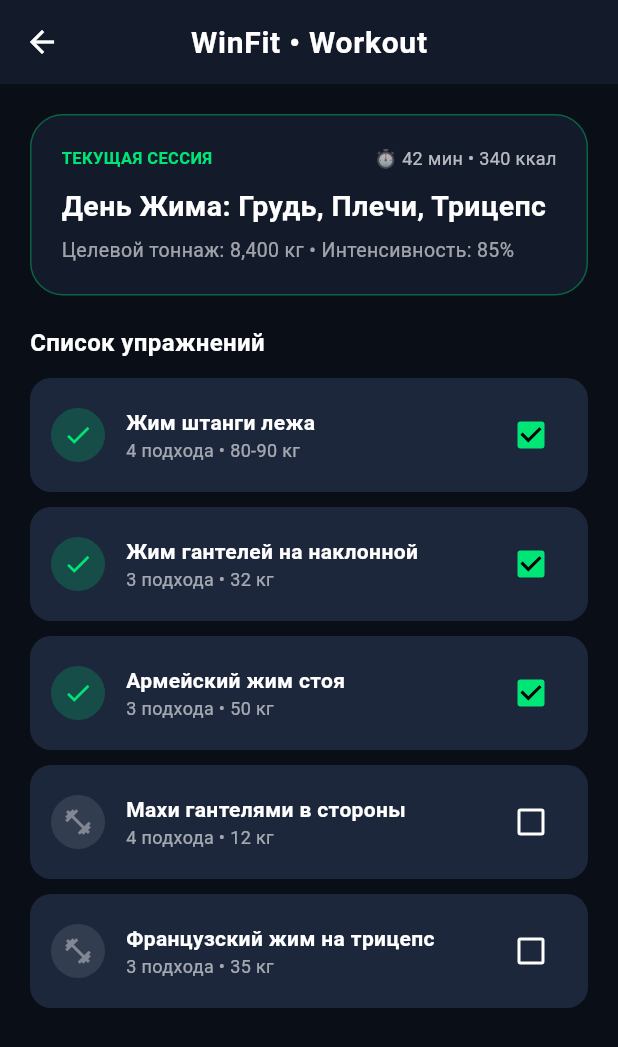
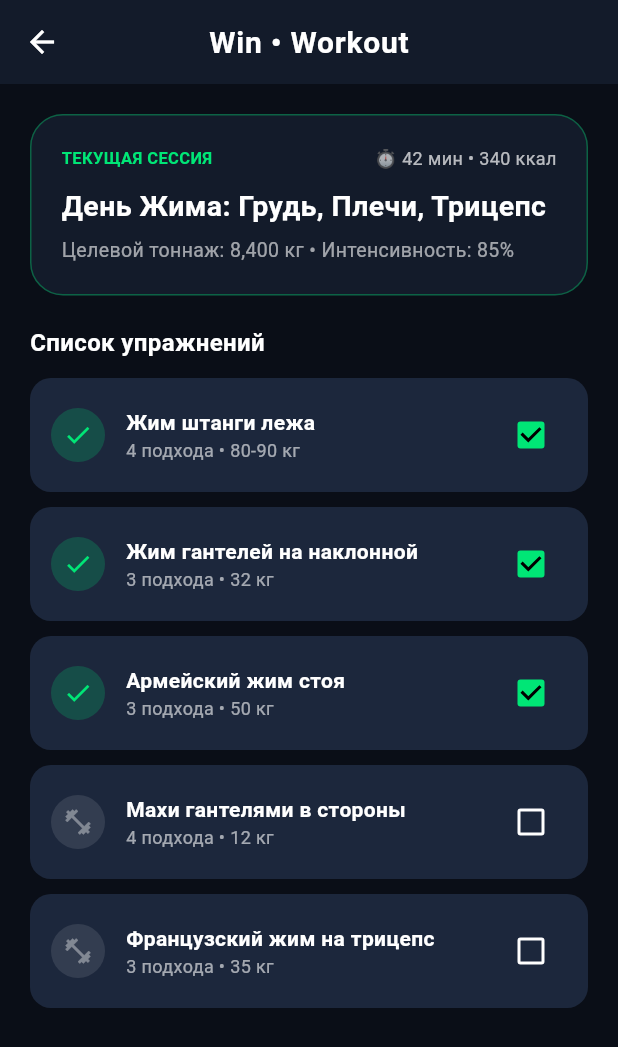
Before and after one commit to mancolo13/com.winfit.fitness.tracker, a Flutter app: the Tab1Screen screen opened directly, on a phone screen of 412 x 824 dp. Shown: the top 1047 px of the screen. Run offline on Flutter 3.47's test engine with Material 3 defaults, Android fonts, the phone set to English and light mode, and no system bars.

Commit message:
chore: set app name to Win and update trophy icon

```diff
--- a/lib/screens/tabs/tab1_screen.dart
+++ b/lib/screens/tabs/tab1_screen.dart
@@ -21,7 +21,7 @@ class _Tab1ScreenState extends State<Tab1Screen> {
   Widget build(BuildContext context) {
     return Scaffold(
       appBar: AppBar(
-        title: const Text('WinFit • Workout'),
+        title: const Text('Win • Workout'),
       ),
       body: SingleChildScrollView(
         padding: const EdgeInsets.all(20.0),
--- a/lib/screens/tabs/tab2_screen.dart
+++ b/lib/screens/tabs/tab2_screen.dart
@@ -16,7 +16,7 @@ class Tab2Screen extends StatelessWidget {
 
     return Scaffold(
       appBar: AppBar(
-        title: const Text('WinFit • Routine'),
+        title: const Text('Win • Routine'),
       ),
       body: SingleChildScrollView(
         padding: const EdgeInsets.all(20.0),
--- a/lib/screens/tabs/tab3_screen.dart
+++ b/lib/screens/tabs/tab3_screen.dart
@@ -8,7 +8,7 @@ class Tab3Screen extends StatelessWidget {
   Widget build(BuildContext context) {
     return Scaffold(
       appBar: AppBar(
-        title: const Text('WinFit • Stats'),
+        title: const Text('Win • Stats'),
       ),
       body: SingleChildScrollView(
         padding: const EdgeInsets.all(20.0),
--- a/lib/screens/tabs/tab4_screen.dart
+++ b/lib/screens/tabs/tab4_screen.dart
@@ -8,7 +8,7 @@ class Tab4Screen extends StatelessWidget {
   Widget build(BuildContext context) {
     return Scaffold(
       appBar: AppBar(
-        title: const Text('WinFit • Profile'),
+        title: const Text('Win • Profile'),
       ),
       body: SingleChildScrollView(
         padding: const EdgeInsets.all(20.0),
```
Also changed, not shown: assets/icon.png, 10 other files.
